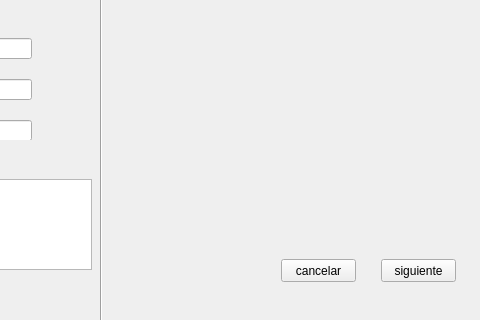
Jose-Cisneros/MoliTec, file gui_cartaporte_crear_2.ui: the form before one commit; both pictures show x 319 to 799 and y 281 to 601 of the 799 by 601 pixel window.
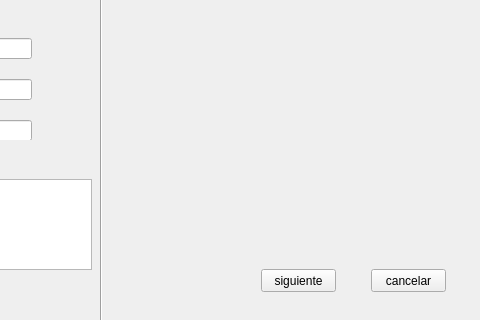
The form after the commit.

What changed in the file:
```diff
--- a/gui_cartaporte_crear_2.ui
+++ b/gui_cartaporte_crear_2.ui
@@ -16,8 +16,8 @@
   <widget class="QPushButton" name="pushButton">
    <property name="geometry">
     <rect>
-     <x>700</x>
-     <y>540</y>
+     <x>580</x>
+     <y>550</y>
      <width>75</width>
      <height>23</height>
     </rect>
@@ -262,8 +262,8 @@
   <widget class="QPushButton" name="pushButton_2">
    <property name="geometry">
     <rect>
-     <x>600</x>
-     <y>540</y>
+     <x>690</x>
+     <y>550</y>
      <width>75</width>
      <height>23</height>
     </rect>
```
